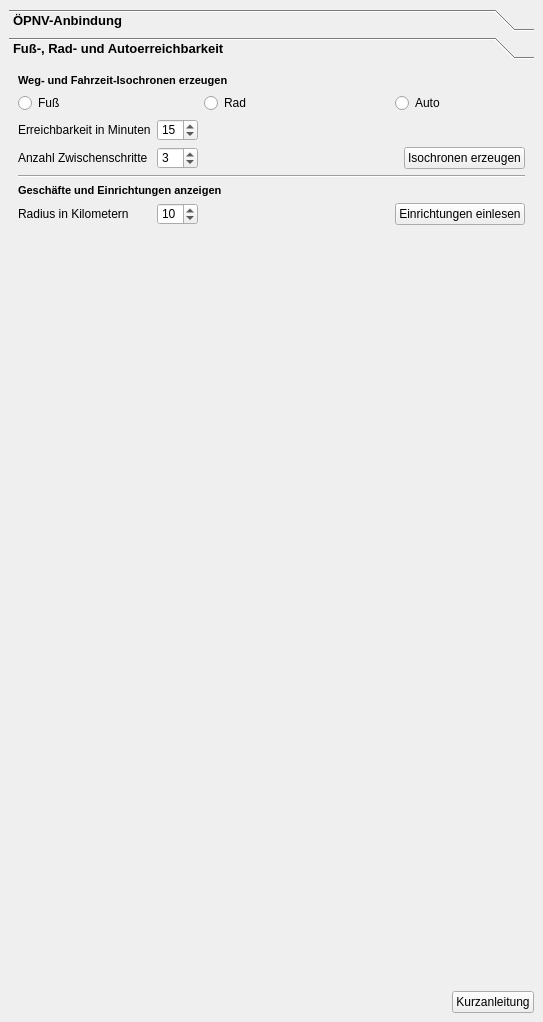
projektcheck/ProjektCheck-QGIS, file projektcheck/ui/ProjektCheck_dockwidget_analysis_02-Err.ui: the form before one commit.
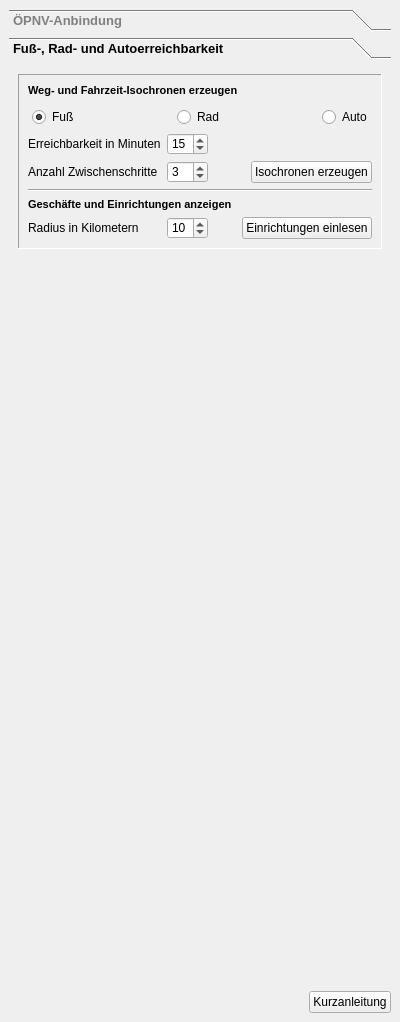
The form after the commit. The open tabs and pages were chosen to show the change. Icons and pictures are not drawn.

Commit message: consistent design and button icons and icons

The edit to the form file:
```diff
--- a/projektcheck/ui/ProjektCheck_dockwidget_analysis_02-Err.ui
+++ b/projektcheck/ui/ProjektCheck_dockwidget_analysis_02-Err.ui
@@ -6,13 +6,17 @@
    <rect>
     <x>0</x>
     <y>0</y>
-    <width>543</width>
+    <width>400</width>
     <height>1022</height>
    </rect>
   </property>
   <property name="styleSheet">
    <string notr="true">QToolBox:tab {
 	font: bold 10pt ;
+    color: Grey;
+}
+QToolBox:tab:selected {
+	font: bold 10pt ;
     color: black;
 }
 QGroupBox::title {
@@ -22,6 +26,27 @@
 QPushButton::flat{
 background-color: none;
 border: 0;
+border-style:none;
+border-color: blue;
+border-width: 0px;
+border-radius: 0px;
+padding:2px;
+}
+QPushButton::flat:hover{
+background-color: azure;
+border-style:solid;
+border-color: royalblue;
+border-width: 1px;
+border-radius: 0px;
+padding: 2px;
+}
+QPushButton::flat:pressed{
+background-color: powderblue;
+border-style:solid;
+border-color: royalblue;
+border-width: 1px;
+border-radius: 0px;
+padding: 2px;
 }</string>
   </property>
   <property name="windowTitle">
@@ -281,7 +306,7 @@
         <rect>
          <x>0</x>
          <y>0</y>
-         <width>525</width>
+         <width>382</width>
          <height>896</height>
         </rect>
        </property>
@@ -289,29 +314,192 @@
         <string>Fuß-, Rad- und Autoerreichbarkeit</string>
        </attribute>
        <layout class="QGridLayout" name="gridLayout_2">
-        <item row="15" column="0">
+        <item row="9" column="0">
+         <spacer name="verticalSpacer_2">
+          <property name="orientation">
+           <enum>Qt::Vertical</enum>
+          </property>
+          <property name="sizeType">
+           <enum>QSizePolicy::Expanding</enum>
+          </property>
+          <property name="sizeHint" stdset="0">
+           <size>
+            <width>20</width>
+            <height>40</height>
+           </size>
+          </property>
+         </spacer>
+        </item>
+        <item row="0" column="0">
+         <widget class="QFrame" name="frame_2">
+          <property name="frameShape">
+           <enum>QFrame::Panel</enum>
+          </property>
+          <property name="frameShadow">
+           <enum>QFrame::Sunken</enum>
+          </property>
+          <layout class="QGridLayout" name="gridLayout_4">
+           <item row="9" column="0">
+            <widget class="QLabel" name="label_4">
+             <property name="text">
+              <string>Anzahl Zwischenschritte</string>
+             </property>
+            </widget>
+           </item>
+           <item row="9" column="1">
+            <widget class="QSpinBox" name="spinBox_3">
+             <property name="sizePolicy">
+              <sizepolicy hsizetype="Fixed" vsizetype="Fixed">
+               <horstretch>0</horstretch>
+               <verstretch>0</verstretch>
+              </sizepolicy>
+             </property>
+             <property name="minimum">
+              <number>1</number>
+             </property>
+             <property name="value">
+              <number>3</number>
+             </property>
+            </widget>
+           </item>
+           <item row="9" column="5">
+            <widget class="QPushButton" name="pushButton_10">
+             <property name="sizePolicy">
+              <sizepolicy hsizetype="Fixed" vsizetype="Fixed">
+               <horstretch>0</horstretch>
+               <verstretch>0</verstretch>
+              </sizepolicy>
+             </property>
+             <property name="layoutDirection">
+              <enum>Qt::RightToLeft</enum>
+             </property>
+             <property name="text">
+              <string>Isochronen erzeugen</string>
+             </property>
+             <property name="icon">
+              <iconset>
+               <normaloff>../../images/iconset_mob/20190619_iconset_mob_create_isochrones_3.png</normaloff>../../images/iconset_mob/20190619_iconset_mob_create_isochrones_3.png</iconset>
+             </property>
+            </widget>
+           </item>
+           <item row="10" column="0" colspan="6">
+            <widget class="Line" name="line_2">
+             <property name="orientation">
+              <enum>Qt::Horizontal</enum>
+             </property>
+            </widget>
+           </item>
+           <item row="11" column="0" colspan="6">
+            <widget class="QLabel" name="label_7">
+             <property name="font">
+              <font>
+               <pointsize>8</pointsize>
+               <weight>75</weight>
+               <bold>true</bold>
+              </font>
+             </property>
+             <property name="text">
+              <string>Geschäfte und Einrichtungen anzeigen</string>
+             </property>
+            </widget>
+           </item>
+           <item row="12" column="0">
          <widget class="QLabel" name="label_5">
           <property name="text">
            <string>Radius in Kilometern</string>
           </property>
          </widget>
         </item>
-        <item row="1" column="0">
+           <item row="12" column="1">
+            <widget class="QSpinBox" name="spinBox_4">
+             <property name="minimum">
+              <number>1</number>
+             </property>
+             <property name="value">
+              <number>10</number>
+             </property>
+            </widget>
+           </item>
+           <item row="8" column="1">
+            <widget class="QSpinBox" name="spinBox">
+             <property name="minimum">
+              <number>1</number>
+             </property>
+             <property name="value">
+              <number>15</number>
+             </property>
+            </widget>
+           </item>
+           <item row="12" column="5">
+            <widget class="QPushButton" name="pushButton_12">
+             <property name="sizePolicy">
+              <sizepolicy hsizetype="Fixed" vsizetype="Fixed">
+               <horstretch>0</horstretch>
+               <verstretch>0</verstretch>
+              </sizepolicy>
+             </property>
+             <property name="layoutDirection">
+              <enum>Qt::RightToLeft</enum>
+             </property>
+             <property name="text">
+              <string>Einrichtungen einlesen</string>
+             </property>
+             <property name="icon">
+              <iconset>
+               <normaloff>../../images/iconset_mob/20190619_iconset_mob_get_features_1.png</normaloff>../../images/iconset_mob/20190619_iconset_mob_get_features_1.png</iconset>
+             </property>
+             <property name="checkable">
+              <bool>false</bool>
+             </property>
+            </widget>
+           </item>
+           <item row="8" column="0">
+            <widget class="QLabel" name="label_3">
+             <property name="text">
+              <string>Erreichbarkeit in Minuten</string>
+             </property>
+            </widget>
+           </item>
+           <item row="4" column="0" colspan="6">
+            <layout class="QHBoxLayout" name="horizontalLayout_2">
+             <property name="leftMargin">
+              <number>4</number>
+             </property>
+             <property name="topMargin">
+              <number>4</number>
+             </property>
+             <item>
          <widget class="QRadioButton" name="radioButton">
           <property name="text">
            <string>Fuß</string>
           </property>
-         </widget>
-        </item>
-        <item row="1" column="2">
+               <property name="checked">
+                <bool>true</bool>
+               </property>
+              </widget>
+             </item>
+             <item>
+              <spacer name="horizontalSpacer_4">
+               <property name="orientation">
+                <enum>Qt::Horizontal</enum>
+               </property>
+               <property name="sizeHint" stdset="0">
+                <size>
+                 <width>40</width>
+                 <height>20</height>
+                </size>
+               </property>
+              </spacer>
+             </item>
+             <item>
          <widget class="QRadioButton" name="radioButton_2">
           <property name="text">
            <string>Rad</string>
           </property>
          </widget>
         </item>
-        <item row="6" column="3">
-         <spacer name="horizontalSpacer_2">
+             <item>
+              <spacer name="horizontalSpacer_5">
           <property name="orientation">
            <enum>Qt::Horizontal</enum>
           </property>
@@ -323,150 +511,44 @@
           </property>
          </spacer>
         </item>
-        <item row="2" column="0">
-         <widget class="QLabel" name="label_3">
-          <property name="text">
-           <string>Erreichbarkeit in Minuten</string>
-          </property>
-         </widget>
-        </item>
-        <item row="14" column="0" colspan="5">
-         <widget class="QLabel" name="label_7">
-          <property name="font">
-           <font>
-            <pointsize>8</pointsize>
-            <weight>75</weight>
-            <bold>true</bold>
-           </font>
-          </property>
-          <property name="text">
-           <string>Geschäfte und Einrichtungen anzeigen</string>
-          </property>
-         </widget>
-        </item>
-        <item row="0" column="0" colspan="3">
-         <widget class="QLabel" name="label">
-          <property name="font">
-           <font>
-            <pointsize>8</pointsize>
-            <weight>75</weight>
-            <bold>true</bold>
-           </font>
-          </property>
-          <property name="text">
-           <string>Weg- und Fahrzeit-Isochronen erzeugen</string>
-          </property>
-         </widget>
-        </item>
-        <item row="1" column="4">
+             <item>
          <widget class="QRadioButton" name="radioButton_3">
           <property name="text">
            <string>Auto</string>
           </property>
          </widget>
         </item>
-        <item row="15" column="4">
-         <widget class="QPushButton" name="pushButton_12">
-          <property name="sizePolicy">
-           <sizepolicy hsizetype="Fixed" vsizetype="Fixed">
-            <horstretch>0</horstretch>
-            <verstretch>0</verstretch>
-           </sizepolicy>
-          </property>
-          <property name="layoutDirection">
-           <enum>Qt::RightToLeft</enum>
+            </layout>
+           </item>
+           <item row="0" column="0" colspan="6">
+            <widget class="QLabel" name="label">
+             <property name="font">
+              <font>
+               <pointsize>8</pointsize>
+               <weight>75</weight>
+               <bold>true</bold>
+              </font>
           </property>
           <property name="text">
-           <string>Einrichtungen einlesen</string>
-          </property>
-          <property name="icon">
-           <iconset>
-            <normaloff>../../images/iconset_mob/20190619_iconset_mob_get_features_1.png</normaloff>../../images/iconset_mob/20190619_iconset_mob_get_features_1.png</iconset>
-          </property>
-          <property name="checkable">
-           <bool>false</bool>
+              <string>Weg- und Fahrzeit-Isochronen erzeugen</string>
           </property>
          </widget>
         </item>
-        <item row="13" column="0" colspan="5">
-         <widget class="Line" name="line_2">
+           <item row="9" column="2">
+            <spacer name="horizontalSpacer_6">
           <property name="orientation">
            <enum>Qt::Horizontal</enum>
           </property>
-         </widget>
-        </item>
-        <item row="6" column="4">
-         <widget class="QPushButton" name="pushButton_10">
-          <property name="sizePolicy">
-           <sizepolicy hsizetype="Fixed" vsizetype="Fixed">
-            <horstretch>0</horstretch>
-            <verstretch>0</verstretch>
-           </sizepolicy>
-          </property>
-          <property name="layoutDirection">
-           <enum>Qt::RightToLeft</enum>
-          </property>
-          <property name="text">
-           <string>Isochronen erzeugen</string>
-          </property>
-          <property name="icon">
-           <iconset>
-            <normaloff>../../images/iconset_mob/20190619_iconset_mob_create_isochrones_3.png</normaloff>../../images/iconset_mob/20190619_iconset_mob_create_isochrones_3.png</iconset>
-          </property>
-         </widget>
-        </item>
-        <item row="6" column="1">
-         <widget class="QSpinBox" name="spinBox_3">
-          <property name="minimum">
-           <number>1</number>
-          </property>
-          <property name="value">
-           <number>3</number>
-          </property>
-         </widget>
-        </item>
-        <item row="2" column="1">
-         <widget class="QSpinBox" name="spinBox">
-          <property name="minimum">
-           <number>1</number>
-          </property>
-          <property name="value">
-           <number>15</number>
-          </property>
-         </widget>
-        </item>
-        <item row="6" column="0">
-         <widget class="QLabel" name="label_4">
-          <property name="text">
-           <string>Anzahl Zwischenschritte</string>
-          </property>
-         </widget>
-        </item>
-        <item row="15" column="1">
-         <widget class="QSpinBox" name="spinBox_4">
-          <property name="minimum">
-           <number>1</number>
-          </property>
-          <property name="value">
-           <number>10</number>
-          </property>
-         </widget>
-        </item>
-        <item row="16" column="0">
-         <spacer name="verticalSpacer_2">
-          <property name="orientation">
-           <enum>Qt::Vertical</enum>
-          </property>
-          <property name="sizeType">
-           <enum>QSizePolicy::Expanding</enum>
-          </property>
           <property name="sizeHint" stdset="0">
            <size>
-            <width>20</width>
-            <height>40</height>
+               <width>40</width>
+               <height>20</height>
            </size>
           </property>
          </spacer>
+           </item>
+          </layout>
+         </widget>
         </item>
        </layout>
       </widget>
```
Left out of the diff: 298 changed lines with no effect on the pictures. Lines whose indentation alone changed are shown as unchanged. The commit also changes 91 other files.
